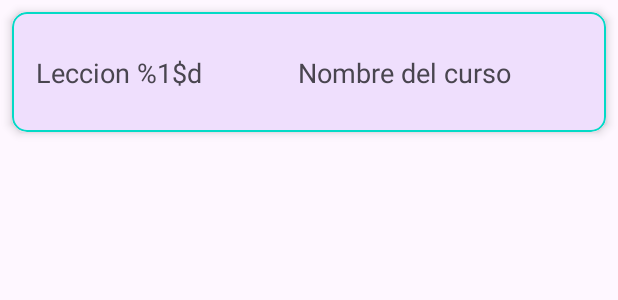
After one commit to DavidAugustoHernandezMartin/escuela-arcade, an Android app: the layout course_lesson_card_layout.xml on its own in the app's theme, with its tools: preview values and no code run, on a phone screen of 412 x 824 dp. The commit adds this screen. Shown: the top 300 px of the screen. Run offline under Robolectric (Android 15) with nearby library versions, the phone set to English and light mode, and no system bars.

Commit message:
Tercer snapshot de seguridad

```diff
--- a/app/src/main/java/augusto/hernandez/escuelaarcade/model/states/BindingResources.kt
+++ b/app/src/main/java/augusto/hernandez/escuelaarcade/model/states/BindingResources.kt
@@ -19,6 +19,7 @@ fun bindImage(imgView: ImageView, imgUrl: Any?){
         is String -> {
             val imgUri = imgUrl.toUri().buildUpon().scheme("https").build()
             imgView.load(imgUri){
+                placeholder(R.drawable.loading_animation)
                 error(R.drawable.ic_broken_image)
             }
         }
@@ -26,7 +27,7 @@ fun bindImage(imgView: ImageView, imgUrl: Any?){
             imgView.setImageResource(imgUrl)
         }
         else -> {
-            imgView.setImageResource(R.drawable.ic_connection_error)
+            imgView.setImageResource(R.drawable.ic_broken_image)
         }
     }
 }
--- a/app/src/main/res/layout/activity_coursegame.xml
+++ b/app/src/main/res/layout/activity_coursegame.xml
@@ -2,9 +2,12 @@
 <androidx.constraintlayout.widget.ConstraintLayout
     xmlns:android="http://schemas.android.com/apk/res/android"
     android:layout_width="match_parent"
-    android:layout_height="match_parent">
+    android:layout_height="match_parent"
+    xmlns:app="http://schemas.android.com/apk/res-auto">
     <androidx.fragment.app.FragmentContainerView
         android:id="@+id/courseGameFragmentContainer"
+        android:name="androidx.navigation.fragment.NavHostFragment"
+        app:navGraph="@navigation/course_game_nav_graph"
         android:layout_width="match_parent"
         android:layout_height="match_parent" />
 </androidx.constraintlayout.widget.ConstraintLayout>
--- /dev/null
+++ b/app/src/main/res/layout/course_lesson_card_layout.xml
@@ -0,0 +1,40 @@
+<?xml version="1.0" encoding="utf-8"?>
+<com.google.android.material.card.MaterialCardView
+    android:id="@+id/lessonCard"
+    xmlns:android="http://schemas.android.com/apk/res/android"
+    xmlns:app="http://schemas.android.com/apk/res-auto"
+    android:layout_width="match_parent"
+    android:layout_height="wrap_content"
+    android:layout_margin="8dp"
+    app:cardElevation="4dp"
+    app:strokeWidth="1dp"
+    app:cardCornerRadius="10dp"
+    app:strokeColor="@color/design_default_color_secondary">
+
+    <androidx.constraintlayout.widget.ConstraintLayout
+        android:layout_width="match_parent"
+        android:layout_height="80dp">
+
+    <TextView
+        android:id="@+id/lessonNumber"
+        android:layout_width="wrap_content"
+        android:layout_height="wrap_content"
+        android:layout_marginStart="16dp"
+        android:text="@string/leccion"
+        android:textSize="18sp"
+        app:layout_constraintBottom_toBottomOf="parent"
+        app:layout_constraintStart_toStartOf="parent"
+        app:layout_constraintTop_toTopOf="parent" />
+    <TextView
+        android:id="@+id/lessonName"
+        android:layout_width="wrap_content"
+        android:layout_height="wrap_content"
+        app:layout_constraintTop_toTopOf="parent"
+        app:layout_constraintBottom_toBottomOf="parent"
+        android:textSize="18sp"
+        app:layout_constraintStart_toEndOf="@id/lessonNumber"
+        app:layout_constraintEnd_toEndOf="parent"
+        android:text="@string/nombre_del_curso"/>
+    </androidx.constraintlayout.widget.ConstraintLayout>
+
+</com.google.android.material.card.MaterialCardView>
--- /dev/null
+++ b/app/src/main/res/layout/game_fragment.xml
@@ -0,0 +1,6 @@
+<?xml version="1.0" encoding="utf-8"?>
+<androidx.constraintlayout.widget.ConstraintLayout xmlns:android="http://schemas.android.com/apk/res/android"
+    android:layout_width="match_parent"
+    android:layout_height="match_parent">
+
+</androidx.constraintlayout.widget.ConstraintLayout>
--- a/app/src/main/res/values-night/strings.xml
+++ b/app/src/main/res/values-night/strings.xml
@@ -18,4 +18,5 @@
     <string name="descripcion_curso">Breve descripción del curso</string>
     <string name="numero_de_lecciones">Lecciones: %1$d</string>
     <string name="nombre_del_curso">Nombre del curso</string>
+    <string name="leccion">Leccion %1$d</string>
 </resources>
--- a/app/src/main/res/values/strings.xml
+++ b/app/src/main/res/values/strings.xml
@@ -18,5 +18,6 @@
     <string name="descripcion_curso">Breve descripción del curso</string>
     <string name="numero_de_lecciones">Lecciones: %1$d</string>
     <string name="nombre_del_curso">Nombre del curso</string>
+    <string name="leccion">Leccion %1$d</string>
 
 </resources>
```
Also changed, not shown: app/src/main/java/augusto/hernandez/escuelaarcade/coursegame/CourseGameActivity.kt (+20 -1 lines), app/src/main/java/augusto/hernandez/escuelaarcade/coursegame/CourseGameViewModel.kt (+9 -0 lines), app/src/main/java/augusto/hernandez/escuelaarcade/coursegame/course/CourseListAdapter.kt (added, +40 -0 lines), app/src/main/java/augusto/hernandez/escuelaarcade/coursegame/course/CourseListFragment.kt (+26 -0 lines), app/src/main/java/augusto/hernandez/escuelaarcade/home/HomeFragment.kt (+5 -3 lines), app/src/main/java/augusto/hernandez/escuelaarcade/home/HomeListAdapter.kt (+2 -6 lines), app/src/main/java/augusto/hernandez/escuelaarcade/model/Contenido.kt (+34 -30 lines), app/src/main/res/layout/course_fragment.xml (+0 -10 lines), app/src/main/res/layout/course_list_fragment.xml (added, +35 -0 lines), app/src/main/res/navigation/course_game_nav_graph.xml (added, +36 -0 lines).
